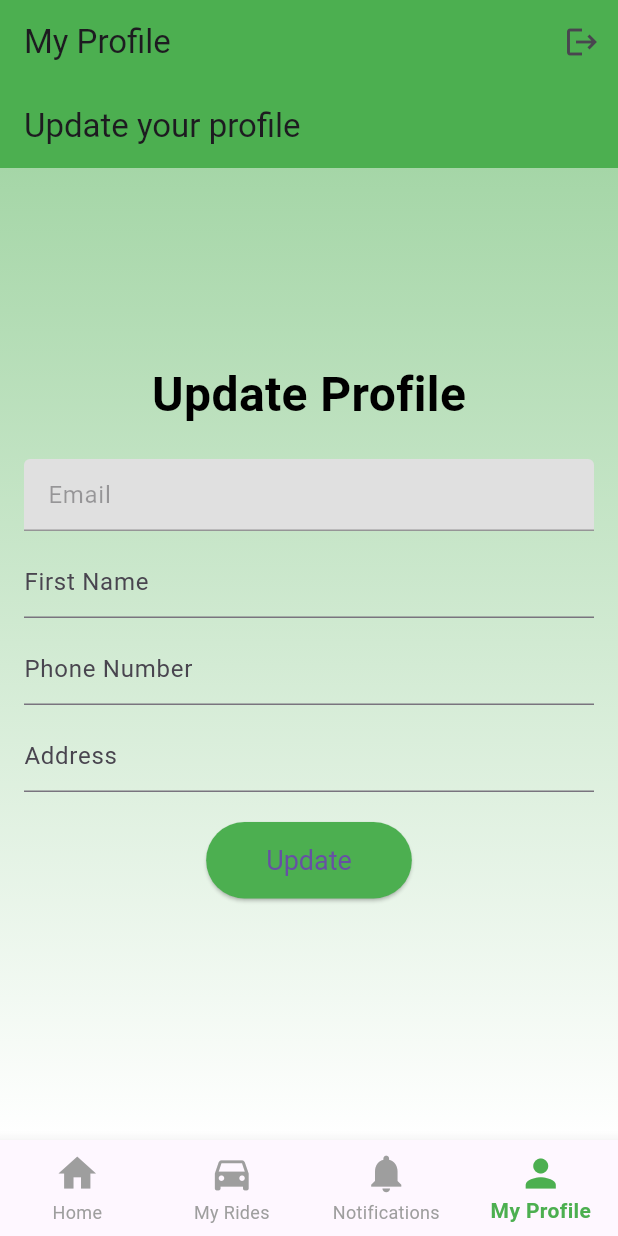
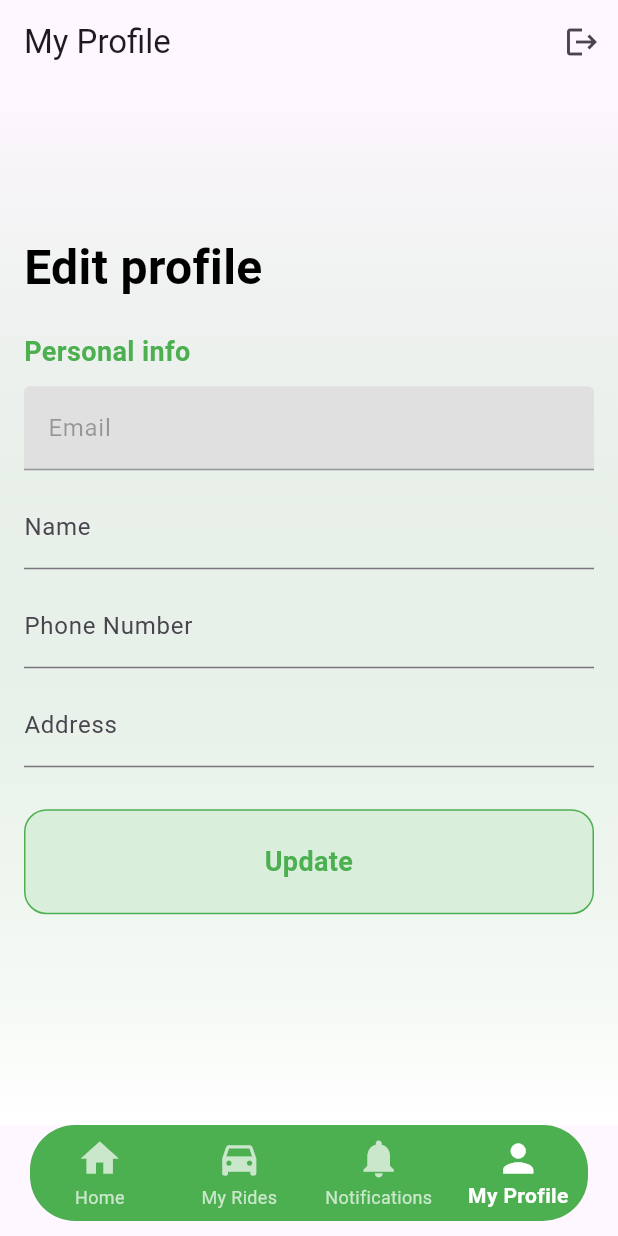
Before and after one commit to benbaruch1/carpool, a Flutter app: the screen it shows once a user with an empty profile is signed in, item 4 of the bottom bar chosen, on a phone screen of 412 x 824 dp. Run offline on Flutter 3.47's test engine with Material 3 defaults, Android fonts, the phone set to English and light mode, and no system bars; our stand-ins replace cloud_firestore, firebase_auth, firebase_core, flutter_map, flutter_spinkit, geocoding and 1 more; accounts and stored records are empty; generated files the repository leaves out were written again.

Commit message:
style change

```diff
--- a/carpool_app/lib/views/home_page.dart
+++ b/carpool_app/lib/views/home_page.dart
@@ -5,7 +5,7 @@ import 'package:carpool_app/services/firebase_auth_service.dart';
 import 'package:carpool_app/shared/loading.dart';
 import 'package:carpool_app/views/home_wrapper.dart';
 import 'package:carpool_app/widgets/home_content.dart';
-import 'package:carpool_app/views/myprofile_page.dart'; // ודא שהקובץ מיובא כאן
+import 'package:carpool_app/views/myprofile_page.dart';
 
 class HomePage extends StatefulWidget {
   @override
--- a/carpool_app/lib/views/myprofile_page.dart
+++ b/carpool_app/lib/views/myprofile_page.dart
@@ -3,6 +3,7 @@ import 'package:cloud_firestore/cloud_firestore.dart';
 import 'package:firebase_auth/firebase_auth.dart';
 import 'package:flutter/material.dart';
 import 'package:carpool_app/shared/loading.dart';
+import 'package:carpool_app/widgets/myProfile_content.dart';
 
 class ProfilePage extends StatefulWidget {
   @override
@@ -42,7 +43,15 @@ class _ProfilePageState extends State<ProfilePage> {
           _addressController.text = snapshot.data!['address'] ?? '';
           _phoneNumberController.text = snapshot.data!['phoneNumber'] ?? '';
 
-          return ProfileForm();
+          return ProfileContent(
+            nameController: _nameController,
+            addressController: _addressController,
+            phoneNumberController: _phoneNumberController,
+            emailController: _emailController,
+            formKey: _formKey,
+            error: error,
+            onUpdate: _updateProfile,
+          );
         } else {
           return Text('No user data available');
         }
@@ -50,112 +59,10 @@ class _ProfilePageState extends State<ProfilePage> {
     );
   }
 
-  Scaffold ProfileForm() {
-    return Scaffold(
-      appBar: AppBar(
-        title: Text("Update your profile"),
-        backgroundColor: Colors.green,
-      ),
-      body: Container(
-        decoration: BoxDecoration(
-          gradient: LinearGradient(
-            colors: [Colors.green.shade200, Colors.white],
-            begin: Alignment.topCenter,
-            end: Alignment.bottomCenter,
-          ),
-        ),
-        child: Center(
-          child: SingleChildScrollView(
-            child: Padding(
-              padding: const EdgeInsets.all(16.0),
-              child: Form(
-                key: _formKey,
-                child: Column(
-                  mainAxisAlignment: MainAxisAlignment.center,
-                  children: <Widget>[
-                    Text(
-                      'Update Profile',
-                      style: TextStyle(
-                          fontSize: 32,
-                          fontWeight: FontWeight.bold,
-                          color: Colors.black),
-                    ),
-                    SizedBox(height: 20),
-                    TextFormField(
-                      controller: _emailController,
-                      enabled: false, // Disable the email field
-                      decoration: InputDecoration(
-                        hintText: 'Email',
-                        fillColor: Colors.grey.shade300,
-                        filled: true,
-                      ),
-                    ),
-                    // SizedBox(height: 10),
-                    // TextFormField(
-                    //   initialValue: "Not working yet",
-                    //   obscureText: true,
-                    //   onChanged: (val) {
-                    //     // setState(() => password = val);
-                    //   },
-                    //   decoration: InputDecoration(
-                    //     hintText: 'Password',
-                    //   ),
-                    // ),
-                    SizedBox(height: 10),
-                    TextFormField(
-                      controller: _nameController,
-                      decoration: InputDecoration(
-                        hintText: 'First Name',
-                      ),
-                    ),
-                    SizedBox(height: 10),
-                    TextFormField(
-                      controller: _phoneNumberController,
-                      decoration: InputDecoration(
-                        hintText: 'Phone Number',
-                      ),
-                    ),
-                    SizedBox(height: 10),
-                    TextFormField(
-                      controller: _addressController,
-                      decoration: InputDecoration(
-                        hintText: 'Address',
-                      ),
-                    ),
-                    SizedBox(height: 20),
-                    ElevatedButton(
-                      onPressed: () {
-                        if (_formKey.currentState!.validate()) {
-                          _updateProfile();
-                        }
-                      },
-                      child: Text('Update'),
-                      style: ElevatedButton.styleFrom(
-                        backgroundColor: Colors.green,
-                        padding:
-                            EdgeInsets.symmetric(horizontal: 40, vertical: 15),
-                        textStyle: TextStyle(fontSize: 18),
-                      ),
-                    ),
-                    SizedBox(height: 12),
-                    Text(
-                      error,
-                      style: TextStyle(color: Colors.red, fontSize: 14),
-                    ),
-                  ],
-                ),
-              ),
-            ),
-          ),
-        ),
-      ),
-    );
-  }
-
   void _updateProfile() {
     final user = FirebaseAuth.instance.currentUser;
-    DatabaseService databaseSerivce = DatabaseService(user!.uid);
-    databaseSerivce
+    DatabaseService databaseService = DatabaseService(user!.uid);
+    databaseService
         .updateExistingUserData(_nameController.text,
             _phoneNumberController.text, _addressController.text)
         .then((_) {
--- a/carpool_app/lib/widgets/home_content.dart
+++ b/carpool_app/lib/widgets/home_content.dart
@@ -58,7 +58,7 @@ class _HomeContentState extends State<HomeContent> {
             appBar: AppBar(
               title:
                   Text(_selectedIndex == 0 ? 'Home' : _titles[_selectedIndex]),
-              backgroundColor: Colors.green,
+              backgroundColor: Color.fromARGB(0, 113, 183, 115),
               actions: [
                 IconButton(
                   icon: Icon(Icons.logout),
@@ -72,50 +72,28 @@ class _HomeContentState extends State<HomeContent> {
             body: _selectedIndex == 0
                 ? _buildHomePage(context)
                 : _widgetOptions.elementAt(_selectedIndex - 1),
-            bottomNavigationBar: BottomNavigationBar(
-              items: const <BottomNavigationBarItem>[
-                BottomNavigationBarItem(
-                  icon: Icon(Icons.home, size: 30),
-                  label: 'Home',
-                ),
-                BottomNavigationBarItem(
-                  icon: Icon(Icons.directions_car, size: 30),
-                  label: 'My Rides',
-                ),
-                BottomNavigationBarItem(
-                  icon: Icon(Icons.notifications, size: 30),
-                  label: 'Notifications',
-                ),
-                BottomNavigationBarItem(
-                  icon: Icon(Icons.person, size: 30),
-                  label: 'My Profile',
-                ),
-              ],
-              currentIndex: _selectedIndex,
-              selectedItemColor: Colors.green,
-              unselectedItemColor: Colors.grey,
-              selectedLabelStyle:
-                  TextStyle(fontSize: 14, fontWeight: FontWeight.bold),
-              unselectedLabelStyle: TextStyle(fontSize: 12),
-              onTap: _onItemTapped,
-              type: BottomNavigationBarType.fixed,
-            ),
+            bottomNavigationBar: _buildBottomNavigationBar(),
           );
   }
 
   Widget _buildHomePage(BuildContext context) {
-    return Container(
-      decoration: BoxDecoration(
-        gradient: LinearGradient(
-          colors: [Colors.green.shade200, Colors.white],
-          begin: Alignment.topCenter,
-          end: Alignment.bottomCenter,
+    return Stack(
+      children: [
+        Positioned.fill(
+          child: Column(
+            children: [
+              Expanded(
+                flex: 2,
+                child: Container(
+                  color: Colors.white,
+                ),
+              ),
+            ],
+          ),
         ),
-      ),
-      child: Center(
-        child: Padding(
-          padding: const EdgeInsets.all(16.0),
-          child: SingleChildScrollView(
+        SingleChildScrollView(
+          child: Padding(
+            padding: const EdgeInsets.all(16.0),
             child: Column(
               mainAxisAlignment: MainAxisAlignment.center,
               children: <Widget>[
@@ -135,14 +113,14 @@ class _HomeContentState extends State<HomeContent> {
                     }
                   },
                 ),
-                SizedBox(height: 30),
+                SizedBox(height: 20),
                 Row(
-                  mainAxisAlignment: MainAxisAlignment.center,
+                  mainAxisAlignment: MainAxisAlignment.spaceEvenly,
                   children: [
                     _buildSquareButton(
                       context,
-                      icon: Icons.search,
-                      label: 'Search a Ride',
+                      label: 'Find a Ride',
+                      iconAsset: 'assets/search.png',
                       onTap: () {
                         Navigator.push(
                           context,
@@ -151,11 +129,10 @@ class _HomeContentState extends State<HomeContent> {
                         );
                       },
                     ),
-                    SizedBox(width: 70),
                     _buildSquareButton(
                       context,
-                      icon: Icons.add,
                       label: 'Create a Ride',
+                      iconAsset: 'assets/create.png',
                       onTap: () {
                         Navigator.push(
                           context,
@@ -166,34 +143,43 @@ class _HomeContentState extends State<HomeContent> {
                     ),
                   ],
                 ),
-                SizedBox(height: 30), // Add space below the buttons
+                SizedBox(height: 20),
+                SizedBox(
+                  height: 300,
+                  width: double.infinity,
+                  child: Image.asset(
+                    'assets/home.png',
+                    fit: BoxFit.cover,
+                  ),
+                ),
               ],
             ),
           ),
         ),
-      ),
+      ],
     );
   }
 
   Widget _buildWelcomeCard(String message) {
     return Container(
-      padding: EdgeInsets.all(20),
+      padding: EdgeInsets.all(7),
       margin: EdgeInsets.symmetric(horizontal: 16),
       decoration: BoxDecoration(
-        color: Colors.black.withOpacity(0.3), // Transparent black background
+        color: Colors.white,
         borderRadius: BorderRadius.circular(10),
+        border: Border.all(color: Colors.green, width: 1),
       ),
       child: Row(
         mainAxisAlignment: MainAxisAlignment.center,
         children: [
-          Icon(Icons.person, size: 30, color: Colors.white),
+          Icon(Icons.person, size: 20, color: Colors.green),
           SizedBox(width: 10),
           Text(
             message,
             style: TextStyle(
-              fontSize: 24,
+              fontSize: 18,
               fontWeight: FontWeight.bold,
-              color: Colors.white,
+              color: Colors.green,
             ),
           ),
         ],
@@ -202,28 +188,33 @@ class _HomeContentState extends State<HomeContent> {
   }
 
   Widget _buildSquareButton(BuildContext context,
-      {required IconData icon,
-      required String label,
-      required Function() onTap}) {
+      {required String label,
+      required Function() onTap,
+      IconData? icon,
+      String? iconAsset}) {
     return GestureDetector(
       onTap: onTap,
       child: Container(
-        width: 150,
+        width: 180,
         height: 150,
+        margin: EdgeInsets.symmetric(vertical: 8.0),
         decoration: BoxDecoration(
-          color: Colors.black.withOpacity(0.1), // Transparent black tint
+          color: Color.fromARGB(255, 217, 239, 220),
           borderRadius: BorderRadius.circular(15),
-          border: Border.all(color: Colors.green, width: 2), // Green border
+          border: Border.all(color: Colors.green, width: 1),
         ),
         child: Column(
           mainAxisAlignment: MainAxisAlignment.center,
           children: [
-            Icon(icon, size: 40, color: Colors.green),
+            if (iconAsset != null)
+              Image.asset(iconAsset, width: 70, height: 70)
+            else if (icon != null)
+              Icon(icon, size: 50, color: Colors.green),
             SizedBox(height: 10),
             Text(
               label,
               style: TextStyle(
-                fontSize: 20,
+                fontSize: 18,
                 fontWeight: FontWeight.bold,
                 color: Colors.green,
               ),
@@ -234,4 +225,47 @@ class _HomeContentState extends State<HomeContent> {
       ),
     );
   }
+
+  Widget _buildBottomNavigationBar() {
+    return Container(
+      margin: EdgeInsets.only(bottom: 10, left: 20, right: 20),
+      decoration: BoxDecoration(
+        color: Colors.green,
+        borderRadius: BorderRadius.circular(30),
+      ),
+      child: ClipRRect(
+        borderRadius: BorderRadius.circular(30),
+        child: BottomNavigationBar(
+          backgroundColor: Colors.transparent,
+          elevation: 0,
+          items: const <BottomNavigationBarItem>[
+            BottomNavigationBarItem(
+              icon: Icon(Icons.home, size: 30),
+              label: 'Home',
+            ),
+            BottomNavigationBarItem(
+              icon: Icon(Icons.directions_car, size: 30),
+              label: 'My Rides',
+            ),
+            BottomNavigationBarItem(
+              icon: Icon(Icons.notifications, size: 30),
+              label: 'Notifications',
+            ),
+            BottomNavigationBarItem(
+              icon: Icon(Icons.person, size: 30),
+              label: 'My Profile',
+            ),
+          ],
+          currentIndex: _selectedIndex,
+          selectedItemColor: Colors.white,
+          unselectedItemColor: Colors.white70,
+          selectedLabelStyle:
+              TextStyle(fontSize: 14, fontWeight: FontWeight.bold),
+          unselectedLabelStyle: TextStyle(fontSize: 12),
+          onTap: _onItemTapped,
+          type: BottomNavigationBarType.fixed,
+        ),
+      ),
+    );
+  }
 }
--- /dev/null
+++ b/carpool_app/lib/widgets/myProfile_content.dart
@@ -0,0 +1,135 @@
+import 'package:flutter/material.dart';
+
+class ProfileContent extends StatelessWidget {
+  final TextEditingController nameController;
+  final TextEditingController addressController;
+  final TextEditingController phoneNumberController;
+  final TextEditingController emailController;
+  final GlobalKey<FormState> formKey;
+  final String error;
+  final Function onUpdate;
+
+  ProfileContent({
+    required this.nameController,
+    required this.addressController,
+    required this.phoneNumberController,
+    required this.emailController,
+    required this.formKey,
+    required this.error,
+    required this.onUpdate,
+  });
+
+  @override
+  Widget build(BuildContext context) {
+    return Scaffold(
+      body: Container(
+        decoration: BoxDecoration(
+          gradient: LinearGradient(
+            colors: [const Color.fromARGB(0, 165, 214, 167), Colors.white],
+            begin: Alignment.topCenter,
+            end: Alignment.bottomCenter,
+          ),
+        ),
+        child: Center(
+          child: SingleChildScrollView(
+            child: Padding(
+              padding: const EdgeInsets.all(16.0),
+              child: Form(
+                key: formKey,
+                child: Column(
+                  crossAxisAlignment: CrossAxisAlignment.start,
+                  children: <Widget>[
+                    Text(
+                      'Edit profile',
+                      style: TextStyle(
+                        fontSize: 32,
+                        fontWeight: FontWeight.bold,
+                        color: Colors.black,
+                      ),
+                    ),
+                    SizedBox(height: 20),
+                    Text(
+                      'Personal info',
+                      style: TextStyle(
+                        fontSize: 18,
+                        fontWeight: FontWeight.bold,
+                        color: Colors.green,
+                      ),
+                    ),
+                    SizedBox(height: 10),
+                    TextFormField(
+                      controller: emailController,
+                      enabled: false,
+                      decoration: InputDecoration(
+                        labelText: 'Email',
+                        fillColor: Colors.grey.shade300,
+                        filled: true,
+                      ),
+                    ),
+                    SizedBox(height: 10),
+                    TextFormField(
+                      controller: nameController,
+                      decoration: InputDecoration(
+                        labelText: 'Name',
+                      ),
+                    ),
+                    SizedBox(height: 10),
+                    TextFormField(
+                      controller: phoneNumberController,
+                      decoration: InputDecoration(
+                        labelText: 'Phone Number',
+                      ),
+                    ),
+                    SizedBox(height: 10),
+                    TextFormField(
+                      controller: addressController,
+                      decoration: InputDecoration(
+                        labelText: 'Address',
+                      ),
+                    ),
+                    SizedBox(height: 20),
+                    Center(
+                      child: GestureDetector(
+                        onTap: () {
+                          if (formKey.currentState!.validate()) {
+                            onUpdate();
+                          }
+                        },
+                        child: Container(
+                          width: double.infinity,
+                          height: 70, // כאן הוקטן גודל הכפתורים
+                          margin: EdgeInsets.symmetric(vertical: 8.0),
+                          decoration: BoxDecoration(
+                            color: Color.fromARGB(255, 217, 239, 220),
+                            borderRadius: BorderRadius.circular(15),
+                            border: Border.all(color: Colors.green, width: 1),
+                          ),
+                          child: Center(
+                            child: Text(
+                              'Update',
+                              style: TextStyle(
+                                fontSize: 18, // שינוי גודל הפונט
+                                fontWeight: FontWeight.bold,
+                                color: Colors.green,
+                              ),
+                              textAlign: TextAlign.center,
+                            ),
+                          ),
+                        ),
+                      ),
+                    ),
+                    SizedBox(height: 12),
+                    Text(
+                      error,
+                      style: TextStyle(color: Colors.red, fontSize: 14),
+                    ),
+                  ],
+                ),
+              ),
+            ),
+          ),
+        ),
+      ),
+    );
+  }
+}
--- a/carpool_app/pubspec.yaml
+++ b/carpool_app/pubspec.yaml
@@ -65,6 +65,9 @@ dev_dependencies:
 flutter:
   assets:
     - assets/car_image.png
+    - assets/home.png
+    - assets/search.png
+    - assets/create.png
   # The following line ensures that the Material Icons font is
   # included with your application, so that you can use the icons in
   # the material Icons class.
```
Also changed, not shown: carpool_app/assets/create.png (added), carpool_app/assets/home.png (added), carpool_app/assets/search.png (added).
